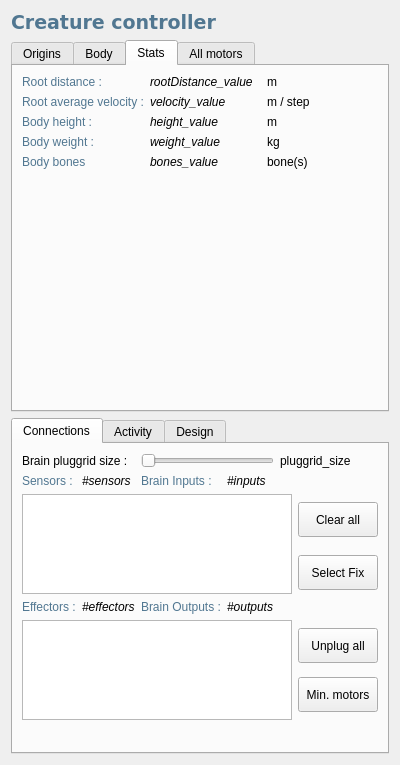
First picture: the form in src/genelab/core/ui/widgets/entities/entitypropertiescontroller.ui, repository GeneCraft/GeneCraft-Project, before the edit.
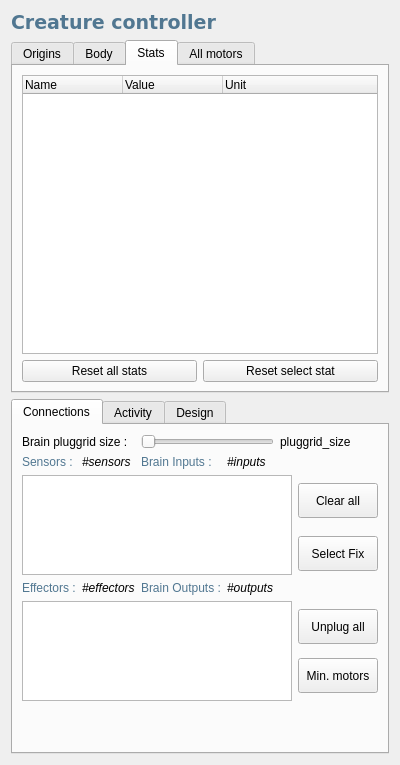
Second picture: the form after the edit. The open tabs and pages were chosen to show the change. Icons and pictures are not drawn.

Commit message:
* Amélioration des statistiques (reset, class + interface)
+ Statistique de la distance entre position initial d'une fixation et sa position courante.

+ Statistique de la longueur de tous les os

The edit to the form file:
```diff
--- a/src/genelab/core/ui/widgets/entities/entitypropertiescontroller.ui
+++ b/src/genelab/core/ui/widgets/entities/entitypropertiescontroller.ui
@@ -213,185 +213,36 @@
        <string>Stats</string>
       </attribute>
       <layout class="QGridLayout" name="gridLayout_4">
-       <item row="3" column="0">
-        <widget class="QLabel" name="label_9">
-         <property name="font">
-          <font>
-           <weight>50</weight>
-           <bold>false</bold>
-          </font>
-         </property>
-         <property name="styleSheet">
-          <string notr="true">color: rgb(81, 119, 145);</string>
-         </property>
-         <property name="text">
-          <string>Body height :</string>
-         </property>
-        </widget>
-       </item>
-       <item row="3" column="1">
-        <widget class="QLabel" name="lHeight">
-         <property name="font">
-          <font>
-           <weight>50</weight>
-           <italic>true</italic>
-           <bold>false</bold>
-          </font>
-         </property>
-         <property name="text">
-          <string>height_value</string>
-         </property>
-        </widget>
-       </item>
-       <item row="4" column="0">
-        <widget class="QLabel" name="label_11">
-         <property name="font">
-          <font>
-           <weight>50</weight>
-           <bold>false</bold>
-          </font>
-         </property>
-         <property name="styleSheet">
-          <string notr="true">color: rgb(81, 119, 145);</string>
-         </property>
-         <property name="text">
-          <string>Body weight :</string>
-         </property>
-        </widget>
-       </item>
-       <item row="4" column="1">
-        <widget class="QLabel" name="lWeight">
-         <property name="font">
-          <font>
-           <weight>50</weight>
-           <italic>true</italic>
-           <bold>false</bold>
-          </font>
-         </property>
-         <property name="text">
-          <string>weight_value</string>
-         </property>
-        </widget>
-       </item>
-       <item row="6" column="1">
-        <spacer name="verticalSpacer_4">
-         <property name="orientation">
-          <enum>Qt::Vertical</enum>
-         </property>
-         <property name="sizeHint" stdset="0">
-          <size>
-           <width>20</width>
-           <height>249</height>
-          </size>
-         </property>
-        </spacer>
-       </item>
-       <item row="4" column="2">
-        <widget class="QLabel" name="weightUnit">
-         <property name="text">
-          <string>kg</string>
-         </property>
-        </widget>
-       </item>
-       <item row="3" column="2">
-        <widget class="QLabel" name="heightUnit">
-         <property name="text">
-          <string>m</string>
-         </property>
-        </widget>
-       </item>
-       <item row="1" column="0">
-        <widget class="QLabel" name="label_13">
-         <property name="styleSheet">
-          <string notr="true">color: rgb(81, 119, 145);</string>
-         </property>
-         <property name="text">
-          <string>Root distance : </string>
-         </property>
-        </widget>
-       </item>
-       <item row="1" column="1">
-        <widget class="QLabel" name="lRootDistance">
-         <property name="font">
-          <font>
-           <italic>true</italic>
-          </font>
-         </property>
-         <property name="text">
-          <string>rootDistance_value</string>
-         </property>
-        </widget>
-       </item>
-       <item row="1" column="2">
-        <widget class="QLabel" name="distanceUnit">
-         <property name="text">
-          <string>m</string>
-         </property>
+       <item row="1" column="0" colspan="2">
+        <widget class="QTreeWidget" name="twStats">
+         <column>
+          <property name="text">
+           <string>Name</string>
+          </property>
+         </column>
+         <column>
+          <property name="text">
+           <string>Value</string>
+          </property>
+         </column>
+         <column>
+          <property name="text">
+           <string>Unit</string>
+          </property>
+         </column>
         </widget>
        </item>
        <item row="2" column="0">
-        <widget class="QLabel" name="label_10">
-         <property name="font">
-          <font>
-           <weight>50</weight>
-           <bold>false</bold>
-          </font>
-         </property>
-         <property name="styleSheet">
-          <string notr="true">color: rgb(81, 119, 145);</string>
-         </property>
+        <widget class="QPushButton" name="pbResetAllStats">
          <property name="text">
-          <string>Root average velocity :</string>
+          <string>Reset all stats</string>
          </property>
         </widget>
        </item>
        <item row="2" column="1">
-        <widget class="QLabel" name="lVelocity">
-         <property name="font">
-          <font>
-           <weight>50</weight>
-           <italic>true</italic>
-           <bold>false</bold>
-          </font>
-         </property>
+        <widget class="QPushButton" name="pbResetSelectedStat">
          <property name="text">
-          <string>velocity_value</string>
-         </property>
-        </widget>
-       </item>
-       <item row="2" column="2">
-        <widget class="QLabel" name="averageVelocityUnit">
-         <property name="text">
-          <string>m / step</string>
-         </property>
-        </widget>
-       </item>
-       <item row="5" column="0">
-        <widget class="QLabel" name="label_14">
-         <property name="styleSheet">
-          <string notr="true">color: rgb(81, 119, 145);</string>
-         </property>
-         <property name="text">
-          <string>Body bones</string>
-         </property>
-        </widget>
-       </item>
-       <item row="5" column="1">
-        <widget class="QLabel" name="lBodyBones">
-         <property name="font">
-          <font>
-           <italic>true</italic>
-          </font>
-         </property>
-         <property name="text">
-          <string>bones_value</string>
-         </property>
-        </widget>
-       </item>
-       <item row="5" column="2">
-        <widget class="QLabel" name="label_16">
-         <property name="text">
-          <string>bone(s)</string>
+          <string>Reset select stat</string>
          </property>
         </widget>
        </item>
```
Left out of the diff: 4 changed lines with no effect on the pictures. The commit also changes 20 other files.
